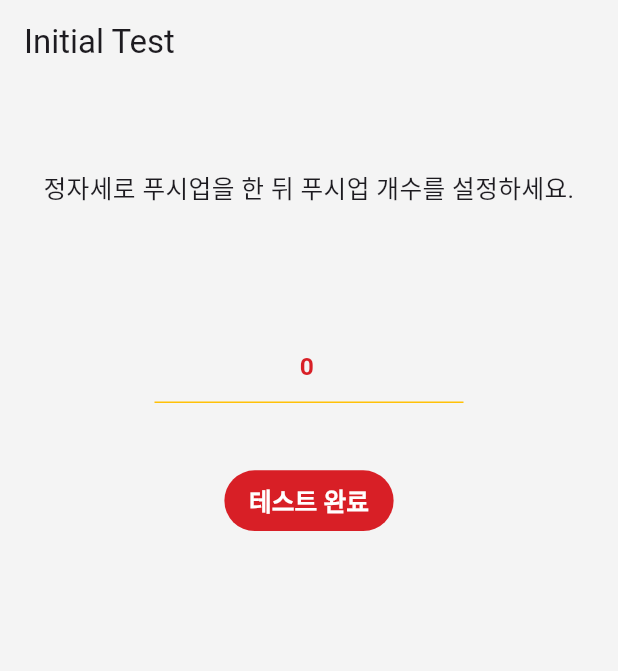
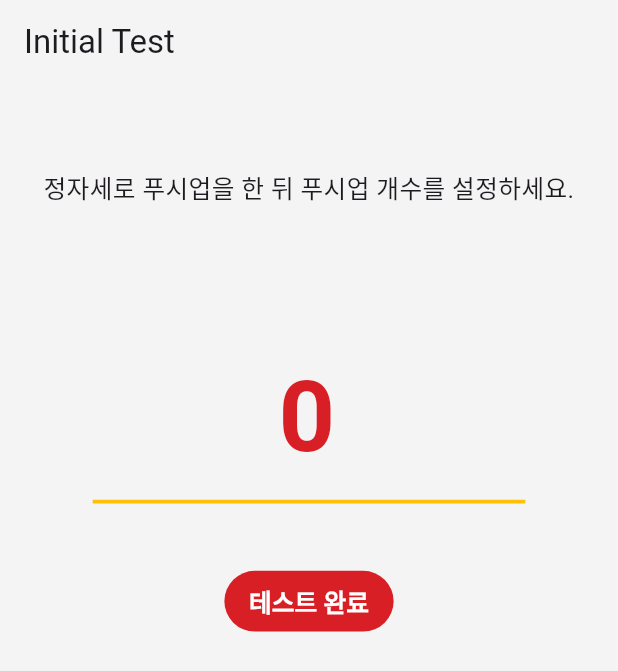
Before and after one commit to JYB0/push100, a Flutter app: the screen it shows after launch, on a phone screen of 412 x 824 dp. Shown: the top 671 px of the screen. Run offline on Flutter 3.47's test engine with Material 3 defaults, Android fonts, the phone set to English and light mode, and no system bars; our stand-ins replace adaptive_dialog, flutter_local_notifications, google_fonts, shared_preferences, vibration.

Commit message:
test_screen_ui_update

```diff
--- a/lib/main.dart
+++ b/lib/main.dart
@@ -108,14 +108,14 @@ Future<bool> checkInitialTest() async {
 
 class AppColors {
   static const Color redPrimary = Color(0xFFD81F26);
-  static const Color greenPrimary = Color(0xFF006241);
+  static const Color greenPrimary = Color(0xFF007B55);
   static const Color yellowPrimary = Color(0xFFFFC107);
   static const Color bluePrimary = Color(0xFF0165E1);
   static const Color greyPrimary = Color(0xFFF4F4F4);
   static const Color darkGreyPrimary = Color(0xFF212121);
 
   static const Color redLight = Color(0x80D81F26);
-  static const Color greenLight = Color(0x80006241);
+  static const Color greenLight = Color(0x80007B55);
   static const Color blueLight = Color(0x800165E1);
   static const Color greyLight = Color(0x80F4F4F4);
   static const Color yellowLight = Color(0x80FFC107);
--- a/lib/screens/initial_test_screen.dart
+++ b/lib/screens/initial_test_screen.dart
@@ -48,7 +48,7 @@ class InitialTestScreenState extends State<InitialTestScreen> {
     double dynamicFontSize = baseFontSize * (screenWidth / 400);
 
     final textStyle = TextStyle(
-      fontSize: dynamicFontSize,
+      fontSize: dynamicFontSize * 4,
       fontWeight: FontWeight.bold,
       color: AppColors.redPrimary,
     );
@@ -78,7 +78,7 @@ class InitialTestScreenState extends State<InitialTestScreen> {
                 ),
                 SizedBox(height: screenHeight * 0.1),
                 SizedBox(
-                  width: screenWidth * 0.5,
+                  width: screenWidth * 0.7,
                   child: TextField(
                     controller: _controller,
                     keyboardType: TextInputType.number,
@@ -86,10 +86,16 @@ class InitialTestScreenState extends State<InitialTestScreen> {
                     showCursor: false,
                     decoration: const InputDecoration(
                       enabledBorder: UnderlineInputBorder(
-                        borderSide: BorderSide(color: AppColors.yellowPrimary),
+                        borderSide: BorderSide(
+                          color: AppColors.yellowPrimary,
+                          width: 2.5,
+                        ),
                       ),
                       focusedBorder: UnderlineInputBorder(
-                        borderSide: BorderSide(color: AppColors.yellowPrimary),
+                        borderSide: BorderSide(
+                          color: AppColors.yellowPrimary,
+                          width: 3,
+                        ),
                       ),
                     ),
                     style: textStyle,
--- a/lib/screens/test_screen.dart
+++ b/lib/screens/test_screen.dart
@@ -47,7 +47,7 @@ class TestScreenState extends State<TestScreen> {
     double dynamicFontSize = baseFontSize * (screenWidth / 400);
 
     final textStyle = TextStyle(
-      fontSize: dynamicFontSize,
+      fontSize: dynamicFontSize * 4,
       fontWeight: FontWeight.bold,
       color: AppColors.redPrimary,
     );
@@ -78,7 +78,7 @@ class TestScreenState extends State<TestScreen> {
                 ),
                 SizedBox(height: screenHeight * 0.1),
                 SizedBox(
-                  width: screenWidth * 0.5,
+                  width: screenWidth * 0.7,
                   child: TextField(
                     controller: _controller,
                     keyboardType: TextInputType.number,
@@ -87,10 +87,14 @@ class TestScreenState extends State<TestScreen> {
                     style: textStyle,
                     decoration: const InputDecoration(
                       enabledBorder: UnderlineInputBorder(
-                        borderSide: BorderSide(color: AppColors.yellowPrimary),
+                        borderSide: BorderSide(
+                          color: AppColors.yellowPrimary,
+                        ),
                       ),
                       focusedBorder: UnderlineInputBorder(
-                        borderSide: BorderSide(color: AppColors.yellowPrimary),
+                        borderSide: BorderSide(
+                          color: AppColors.yellowPrimary,
+                        ),
                       ),
                     ),
                     inputFormatters: [
@@ -120,7 +124,7 @@ class TestScreenState extends State<TestScreen> {
                     },
                   ),
                 ),
-                SizedBox(height: screenHeight * 0.05),
+                SizedBox(height: screenHeight * 0.1),
                 ElevatedButton(
                   onPressed: () async {
                     _dismissKeyboard();
```
